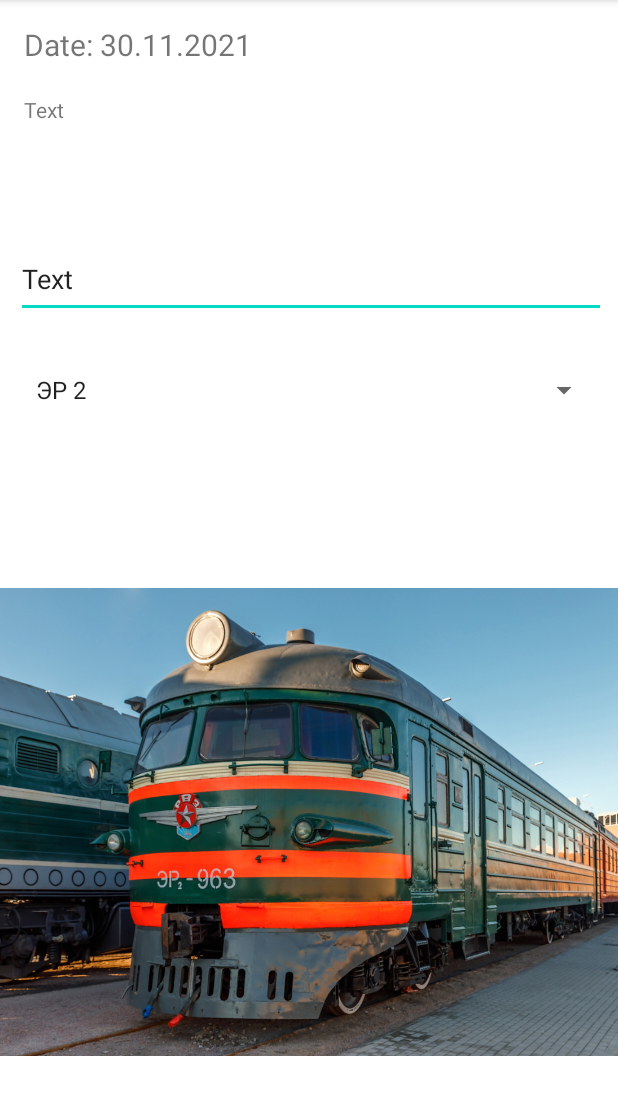
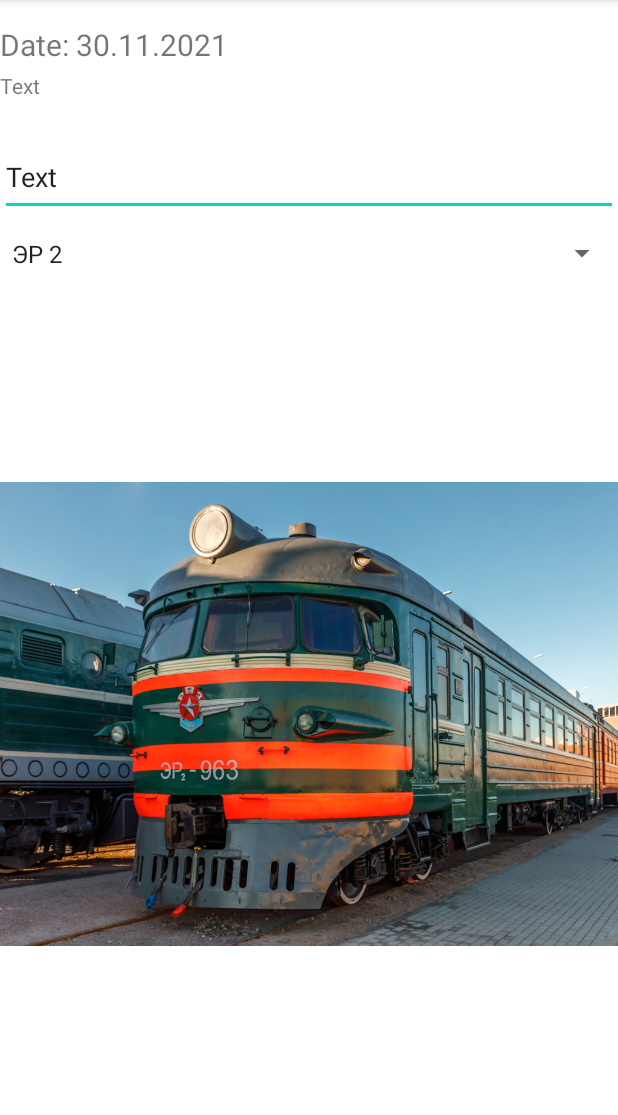
Before and after one commit to egor19991/MobileAppLab1, an Android app: the screen it shows after launch (MainActivity), on a phone screen of 412 x 824 dp, the part 84-1199 px from its top. Run offline under Robolectric (Android 15) with nearby library versions, the phone set to English and light mode, and no system bars.

Commit message:
Исправлена верстка

```diff
--- a/app/src/main/res/layout/activity_main.xml
+++ /dev/null
@@ -1,21 +0,0 @@
-<?xml version="1.0" encoding="utf-8"?>
-<androidx.constraintlayout.widget.ConstraintLayout
-    xmlns:android="http://schemas.android.com/apk/res/android"
-    xmlns:app="http://schemas.android.com/apk/res-auto"
-    xmlns:tools="http://schemas.android.com/tools"
-    android:layout_width="match_parent"
-    android:layout_height="match_parent"
-    tools:context=".MainActivity">
-
-    <TextView
-        android:layout_width="wrap_content"
-        android:layout_height="wrap_content"
-        android:text="Hello World!"
-        app:layout_constraintBottom_toBottomOf="parent"
-        app:layout_constraintLeft_toLeftOf="parent"
-        app:layout_constraintRight_toRightOf="parent"
-        app:layout_constraintTop_toTopOf="parent" />
-
-
-
-</androidx.constraintlayout.widget.ConstraintLayout>
--- a/app/src/main/res/layout/second_layout.xml
+++ b/app/src/main/res/layout/second_layout.xml
@@ -4,61 +4,66 @@
     xmlns:tools="http://schemas.android.com/tools"
     android:layout_width="match_parent"
     android:layout_height="match_parent"
+    android:screenOrientation="landscape"
     android:visibility="visible"
-    android:screenOrientation="landscape"
     tools:context=".MainActivity">
 
     <TextView
         android:id="@+id/textView"
-        android:layout_width="wrap_content"
+        android:layout_width="match_parent"
         android:layout_height="wrap_content"
-        android:layout_marginStart="16dp"
         android:layout_marginTop="16dp"
+        android:text="DateTextView"
         android:textSize="20sp"
-        android:text="DateTextView"
+        app:layout_constraintEnd_toEndOf="parent"
         app:layout_constraintStart_toStartOf="parent"
         app:layout_constraintTop_toTopOf="parent" />
 
+
     <EditText
         android:id="@+id/editText"
-        android:layout_width="393dp"
+        android:layout_width="match_parent"
         android:layout_height="51dp"
-        android:layout_marginEnd="8dp"
-        android:layout_marginBottom="24dp"
         android:ems="10"
         android:inputType="textPersonName"
         android:text="Text"
-        app:layout_constraintBottom_toTopOf="@+id/spinner"
-        app:layout_constraintEnd_toEndOf="parent" />
+        app:layout_constraintEnd_toEndOf="parent"
+        app:layout_constraintHorizontal_bias="0.0"
+        app:layout_constraintStart_toStartOf="parent"
+        app:layout_constraintTop_toBottomOf="@+id/textView2" />
 
     <TextView
         android:id="@+id/textView2"
-        android:layout_width="378dp"
+        android:layout_width="match_parent"
         android:layout_height="45dp"
-        android:layout_marginStart="16dp"
-        android:layout_marginTop="20dp"
+        android:layout_marginTop="4dp"
         android:text="Text"
+        app:layout_constraintEnd_toEndOf="parent"
+        app:layout_constraintHorizontal_bias="0.0"
         app:layout_constraintStart_toStartOf="parent"
         app:layout_constraintTop_toBottomOf="@+id/textView" />
 
-
     <Spinner
         android:id="@+id/spinner"
-        android:layout_width="384dp"
-        android:layout_height="48dp"
-        android:layout_marginEnd="12dp"
-        android:layout_marginBottom="60dp"
-        app:layout_constraintBottom_toTopOf="@+id/imageView"
-        app:layout_constraintEnd_toEndOf="parent" />
+        android:layout_width="match_parent"
+        android:layout_height="30dp"
+        android:layout_marginTop="10dp"
+        app:layout_constraintEnd_toEndOf="parent"
+        app:layout_constraintHorizontal_bias="0.0"
+        app:layout_constraintStart_toStartOf="parent"
+        app:layout_constraintTop_toBottomOf="@+id/editText" />
 
     <ImageView
         android:id="@+id/imageView"
-        android:layout_width="416dp"
-        android:layout_height="408dp"
-        android:layout_marginBottom="16dp"
+        android:layout_width="match_parent"
+        android:layout_height="0dp"
         android:src="@drawable/er2"
         app:layout_constraintBottom_toBottomOf="parent"
-        app:layout_constraintEnd_toEndOf="parent" />
+        app:layout_constraintEnd_toEndOf="parent"
+        app:layout_constraintHorizontal_bias="0.0"
+        app:layout_constraintStart_toStartOf="parent"
+        app:layout_constraintTop_toBottomOf="@+id/spinner"
+        app:layout_constraintVertical_bias="1.0" />
 
 
 </androidx.constraintlayout.widget.ConstraintLayout>
```
